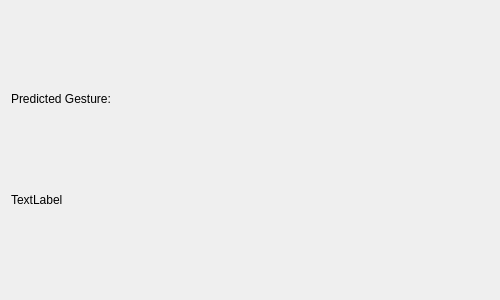
First picture: the form in recognitionview.ui, repository janneasdf/RecognizerApp, before the edit.
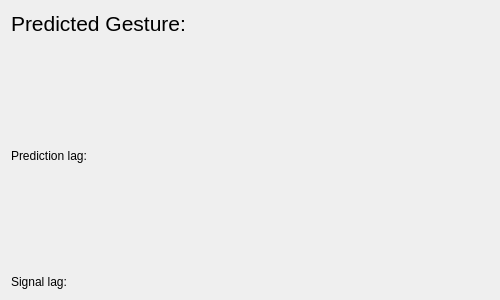
Second picture: the form after the edit.

Patch:
```diff
--- a/recognitionview.ui
+++ b/recognitionview.ui
@@ -34,11 +34,25 @@
        <verstretch>0</verstretch>
       </sizepolicy>
      </property>
+     <property name="font">
+      <font>
+       <pointsize>16</pointsize>
+       <weight>50</weight>
+       <bold>false</bold>
+      </font>
+     </property>
      <property name="text">
       <string>Predicted Gesture: </string>
      </property>
     </widget>
    </item>
+   <item>
+    <widget class="QLabel" name="predictionLagLabel">
+     <property name="text">
+      <string>Prediction lag: </string>
+     </property>
+    </widget>
+   </item>
    <item>
     <widget class="QLabel" name="currentLagLabel">
      <property name="sizePolicy">
@@ -48,7 +62,7 @@
       </sizepolicy>
      </property>
      <property name="text">
-      <string>TextLabel</string>
+      <string>Signal lag: </string>
      </property>
     </widget>
    </item>
```
